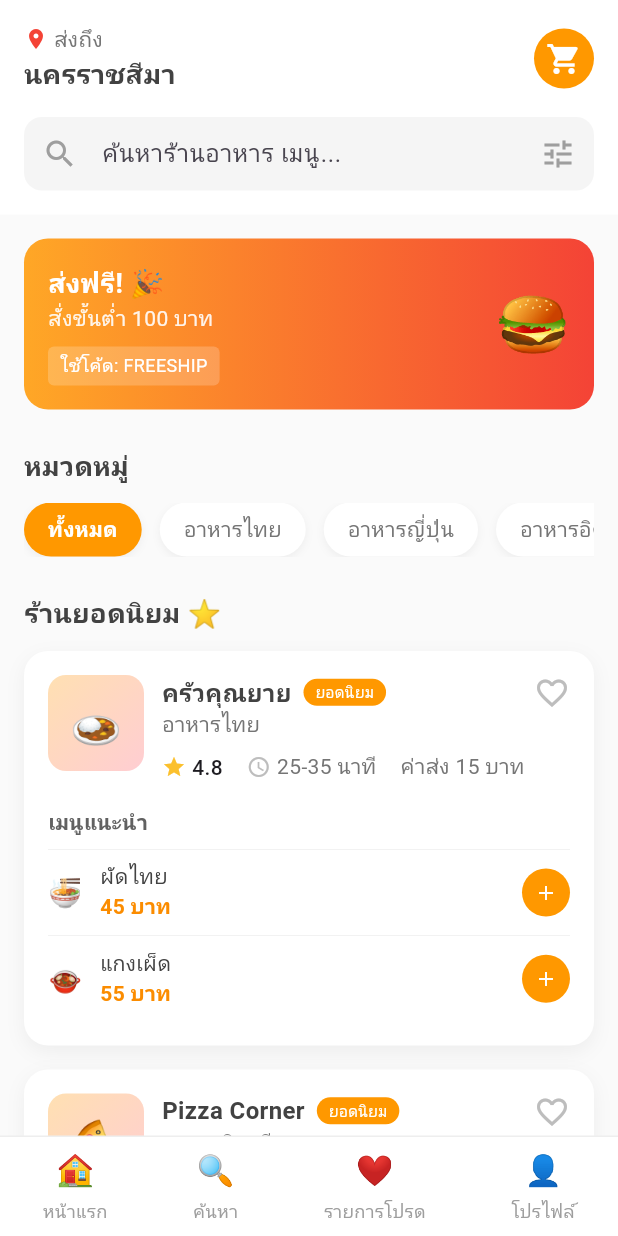
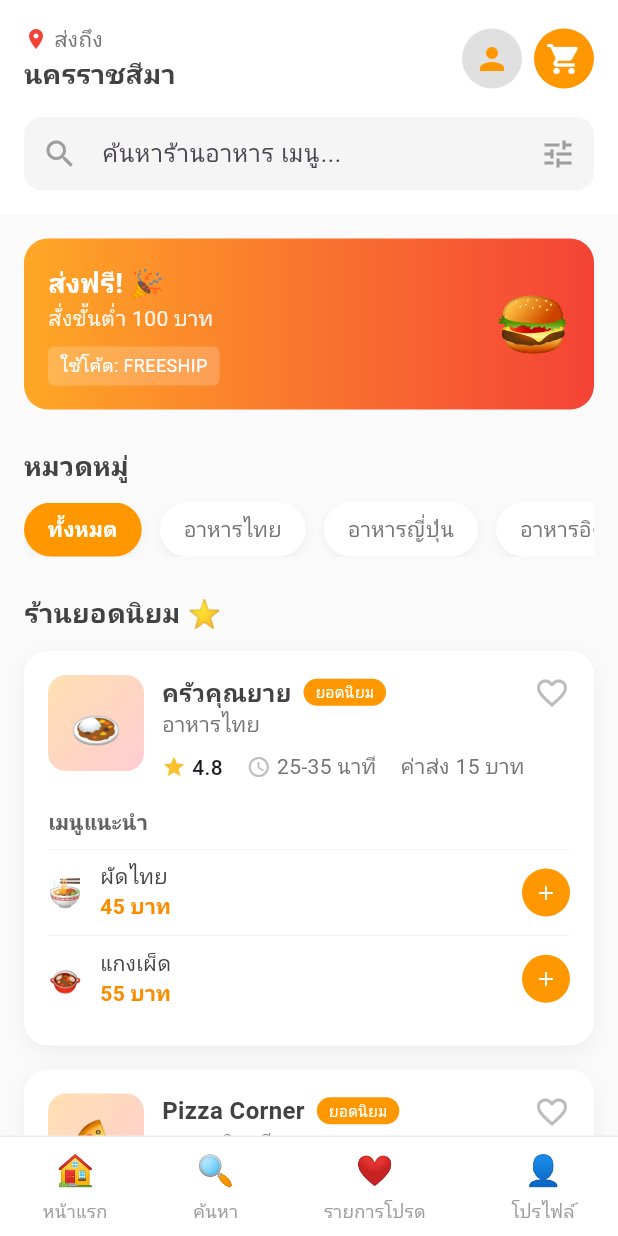
Before and after one commit to Non2412/Food_API, a Flutter app: the screen it shows after launch, on a phone screen of 412 x 824 dp. Run offline on Flutter 3.47's test engine with Material 3 defaults, Android fonts, the phone set to English and light mode, and no system bars.

```diff
--- a/lib/main.dart
+++ b/lib/main.dart
@@ -1,4 +1,5 @@
 import 'package:flutter/material.dart';
+import 'profile_page.dart';
 
 void main() {
   runApp(MyApp());
@@ -217,6 +218,28 @@ class _RestaurantHomePageState extends State<RestaurantHomePage> {
                             ),
                           ],
                         ),
+                        Row(
+                          children: [
+                            // ปุ่มโปรไฟล์
+                            GestureDetector(
+                              onTap: () {
+                                Navigator.push(
+                                  context,
+                                  MaterialPageRoute(builder: (context) => const ProfilePage()),
+                                );
+                              },
+                              child: Container(
+                                width: 40,
+                                height: 40,
+                                margin: EdgeInsets.only(right: 8),
+                                decoration: BoxDecoration(
+                                  color: Colors.grey[300],
+                                  borderRadius: BorderRadius.circular(20),
+                                ),
+                                child: Icon(Icons.person, color: Colors.orange),
+                              ),
+                            ),
+                            // ปุ่มตะกร้า
                             Stack(
                               children: [
                                 Container(
@@ -249,6 +272,8 @@ class _RestaurantHomePageState extends State<RestaurantHomePage> {
                                         textAlign: TextAlign.center,
                                       ),
                                     ),
+                                  ),
+                              ],
                             ),
                           ],
                         ),
@@ -732,10 +757,15 @@ class _RestaurantHomePageState extends State<RestaurantHomePage> {
           child: Row(
             mainAxisAlignment: MainAxisAlignment.spaceAround,
             children: [
-              _buildBottomNavItem('🏠', 'หน้าแรก'),
-              _buildBottomNavItem('🔍', 'ค้นหา'),
-              _buildBottomNavItem('❤️', 'รายการโปรด'),
-              _buildBottomNavItem('👤', 'โปรไฟล์'),
+              _buildBottomNavItem('🏠', 'หน้าแรก', onTap: () {}),
+              _buildBottomNavItem('🔍', 'ค้นหา', onTap: () {}),
+              _buildBottomNavItem('❤️', 'รายการโปรด', onTap: () {}),
+              _buildBottomNavItem('👤', 'โปรไฟล์', onTap: () {
+                Navigator.push(
+                  context,
+                  MaterialPageRoute(builder: (context) => const ProfilePage()),
+                );
+              }),
             ],
           ),
         ),
@@ -743,8 +773,10 @@ class _RestaurantHomePageState extends State<RestaurantHomePage> {
     );
   }
 
-  Widget _buildBottomNavItem(String icon, String label) {
-    return Column(
+  Widget _buildBottomNavItem(String icon, String label, {VoidCallback? onTap}) {
+    return GestureDetector(
+      onTap: onTap,
+      child: Column(
         mainAxisSize: MainAxisSize.min,
         children: [
           Text(icon, style: TextStyle(fontSize: 20)),
@@ -757,6 +789,7 @@ class _RestaurantHomePageState extends State<RestaurantHomePage> {
             ),
           ),
         ],
+      ),
     );
   }
 }
```
Also changed, not shown: lib/profile_page.dart (added, +54 -0 lines). Lines whose indentation alone changed are shown as unchanged.
